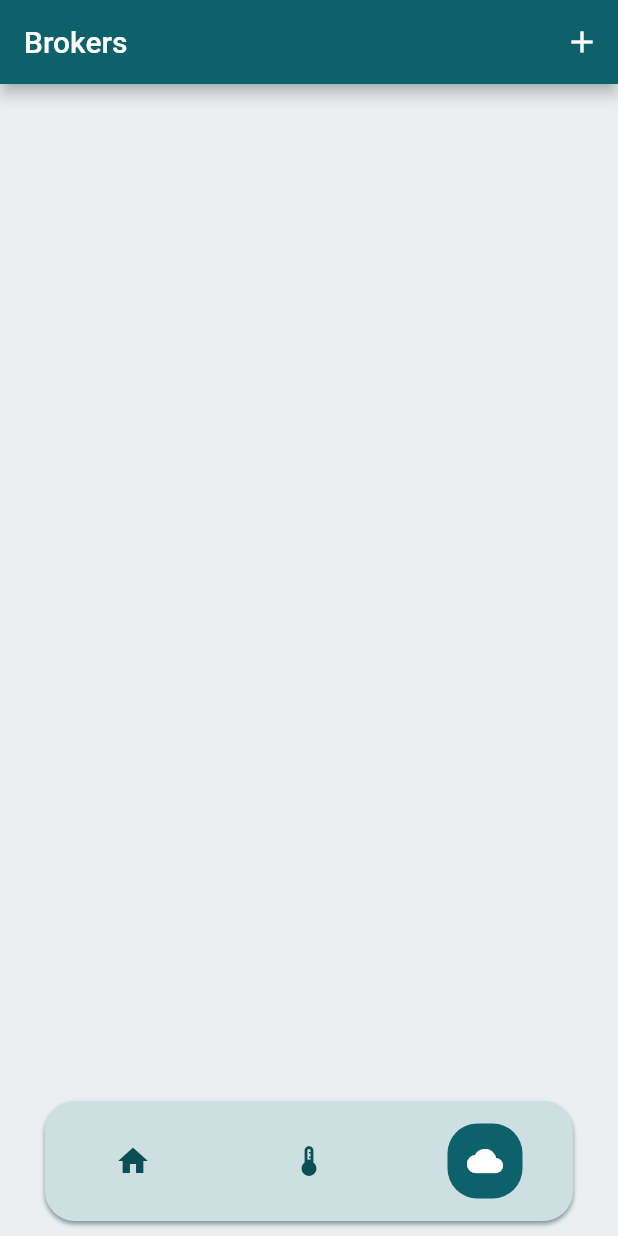
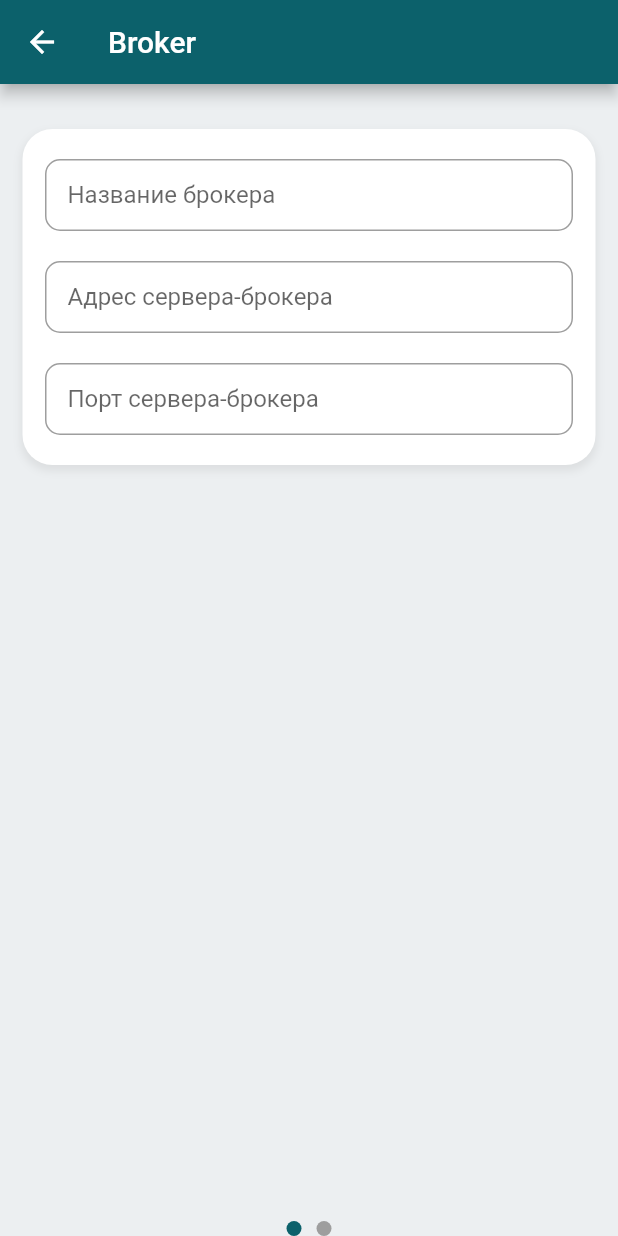
Before and after one commit to yodainferno/kilo_iot, a Flutter app: the screen it shows after launch, item 3 of the bottom bar chosen, after a tap on the "add" icon, on a phone screen of 412 x 824 dp. Run offline on Flutter 3.47's test engine with Material 2 defaults, Android fonts, the phone set to English and light mode, and no system bars; our stand-ins replace dartz, equatable, shared_preferences; missing offline and left inert: mqtt_client.

Commit message:
feat: broker info (scaffolder), mqtt ds

```diff
--- /dev/null
+++ b/lib/core/domain/mqtt_data_source.dart
@@ -0,0 +1,136 @@
+import 'dart:convert';
+import 'dart:math';
+
+import 'package:crypto/crypto.dart';
+import 'package:mqtt_client/mqtt_client.dart';
+import 'package:mqtt_client/mqtt_server_client.dart';
+
+// вернуть экземпляр работы с MQTT соединение
+abstract class MQTTConnectionInt {
+  Future<bool> connect({
+    int? ttl,
+  });
+  bool listenTopics({
+    String? topic,
+    required Function(MqttReceivedMessage<MqttMessage?> data) callBack,
+  });
+  bool disconect();
+  bool get isConnected;
+  bool get isStatusChanging;
+}
+
+class MQTTConnection implements MQTTConnectionInt {
+  late final String address;
+  late final int port;
+  late final String clientId;
+
+  MqttServerClient? client;
+
+  MQTTConnection({
+    required this.address,
+    int? port,
+    String? clientId,
+  }) {
+    this.port = port ?? 1883;
+    this.clientId = clientId ?? _generateClientId();
+    //
+    client = MqttServerClient(address, this.clientId);
+    client?.port = this.port;
+    //
+    _printInfo("""
+\n==============================
+MQTT instance created with:
+address: $address
+port: $port
+client ID: $clientId
+==============================\n
+""");
+  }
+
+  @override
+  Future<bool> connect({
+    int? ttl,
+  }) async {
+    assert(ttl == null || (ttl > 0));
+
+    try {
+      // попытка подключения
+      await client?.connect();
+
+      if (!isConnected) {
+        throw Exception(
+          "Unable to connect, status: ${client?.connectionStatus!.state}",
+        );
+      }
+      if (ttl != null) {
+        Future.delayed(Duration(seconds: ttl), () {
+          disconect();
+        });
+      }
+      return true;
+    } on Exception catch (e) {
+      _printInfo("Connect error: ${e.toString()}");
+      return false;
+    }
+  }
+
+  @override
+  bool listenTopics({
+    String? topic,
+    required Function(MqttReceivedMessage<MqttMessage?>) callBack,
+  }) {
+    if (!isConnected) return false;
+    topic ??= '#';
+
+    client?.subscribe(topic, MqttQos.atMostOnce);
+    _printInfo("Subscribe: $topic");
+    client?.updates!.listen(
+      (List<MqttReceivedMessage<MqttMessage?>>? c) {
+        final data = c![0];
+        callBack(data);
+      },
+    );
+    return true;
+  }
+
+  @override
+  bool disconect() {
+    if (!isConnected) return false;
+    client?.disconnect();
+    _printInfo("Disconected");
+    return true;
+  }
+
+  @override
+  bool get isConnected {
+    return client?.connectionStatus?.state == MqttConnectionState.connected;
+  }
+
+  @override
+  bool get isStatusChanging {
+    return [
+      MqttConnectionState.disconnecting,
+      MqttConnectionState.connecting,
+    ].contains(client?.connectionStatus?.state);
+  }
+
+  _printInfo(String information) {
+    const needPrint = true;
+    if (needPrint) {
+      print(information);
+    }
+  }
+
+  _generateClientId() {
+    // используем дату
+    String date = DateTime.now().toIso8601String();
+
+    // используем случайное число от 1 до 10 миллионов
+    var rand = Random();
+    String randHash = (pow(10, 6) + rand.nextInt(pow(10, 7).toInt())).toString();
+
+    // конвертируем в md5
+    var data = md5.convert(utf8.encode(date + randHash)).toString();
+    return 'KILO-$data';
+  }
+}
--- /dev/null
+++ b/lib/features/brokers/presentation/pages/broker_info_page.dart
@@ -0,0 +1,495 @@
+import 'dart:async';
+import 'dart:convert';
+
+import 'package:flutter/material.dart';
+import 'package:kilo_iot/core/presentation/base_components/information_block.dart';
+import 'package:kilo_iot/core/presentation/base_components/input_widget.dart';
+import 'package:kilo_iot/features/brokers/domain/entities/broker_entity.dart';
+import 'package:mqtt_client/mqtt_client.dart';
+import 'package:intl/intl.dart';
+import 'package:provider/provider.dart';
+
+class BrokerInfoPage extends StatefulWidget {
+  final TTL = 300;
+  final String? brokerId;
+
+  const BrokerInfoPage({this.brokerId, super.key});
+
+  @override
+  BrokerInfoPageState createState() => BrokerInfoPageState();
+}
+
+class BrokerInfoPageState extends State<BrokerInfoPage> {
+  // String? brokerId;
+  // BrokerEntity? brokerData;
+
+  final Map<String, dynamic> formState = {
+    'name': '',
+    'address': '',
+    'port': '',
+  };
+
+  final Map<String, Map<String, String?>> formFields = {
+    'name': {'label': 'Название брокера'},
+    'address': {'label': 'Адрес сервера-брокера'},
+    'port': {'label': 'Порт сервера-брокера'},
+  };
+
+  // MQTTConnection? mqttConnection;
+  // List messagesData = []; // MqttReceivedMessage<MqttMessage?>
+
+  // Timer? _timer;
+  // int _ttlCounter = 0;
+
+  // Map<int, bool> marks = {};
+  // int currentId = 1;
+
+  // BrokerEntity brokerDataFromForm() {
+  //   String name =
+  //       formState['name'].isEmpty ? 'Без названия' : formState['name'];
+  //   String url =
+  //       formState['address'].isEmpty ? 'localhost' : formState['address'];
+  //   int port = 0;
+  //   try {
+  //     port = int.parse(formState['port']);
+  //   } catch (_) {}
+
+  //   formState['name'] = name;
+  //   formState['address'] = url;
+  //   formState['port'] = port.toString();
+
+  //   return BrokerEntity.create(url: url, port: port);
+  // }
+
+  // @override
+  // void initState() {
+  //   super.initState();
+
+  //   brokerId = widget.brokerId;
+  //   if (brokerId != null) {
+  //     final BrokerEntity brokersData =
+  //         Provider.of<BrokerEntity>(context, listen: false);
+
+  //     brokerData = brokersData.brokers[brokerId];
+  //     formState['name'] = brokerData!.name;
+  //     formState['address'] = brokerData!.url;
+  //     formState['port'] = brokerData!.port.toString();
+  //   }
+  // }
+
+  // @override
+  // void dispose() {
+  //   stopTimer();
+  //   super.dispose();
+  // }
+
+  PageController pageController = PageController(initialPage: 0);
+
+  @override
+  void initState() {
+    super.initState();
+    pageController.addListener(_onPageChanged);
+  }
+
+  @override
+  void dispose() {
+    pageController.removeListener(_onPageChanged);
+    super.dispose();
+  }
+
+  void _onPageChanged() {
+    int currentPageTemp = pageController.initialPage;
+    if (pageController.hasClients && pageController.page != null) {
+      currentPageTemp = pageController.page!.round();
+    }
+
+    if (currentPage != currentPageTemp) {
+      setState(() {
+        currentPage = currentPageTemp;
+      });
+    }
+  }
+
+  int currentPage = 0;
+  @override
+  Widget build(BuildContext context) {
+    print('build build');
+    // final BrokersData brokersData =
+    //     Provider.of<BrokersData>(context, listen: true);
+
+    return Scaffold(
+      appBar: AppBar(
+        title: const Text('Broker'),
+      ),
+      body: Stack(
+        children: [
+          PageView(
+            controller: pageController,
+            children: [
+              SingleChildScrollView(
+                padding: const EdgeInsets.symmetric(
+                  vertical: 30.0,
+                  horizontal: 15.0,
+                ),
+                child: Wrap(
+                  runSpacing: 20,
+                  children: [
+                    InformationBlock(
+                      child: Wrap(
+                        runSpacing: 20,
+                        children: [
+                          ...formFields.keys.map(
+                            (fieldKey) {
+                              return InputWidget(
+                                initialValue: formState[fieldKey],
+                                onChanged: (String newValue) {
+                                  setState(() {
+                                    formState[fieldKey] = newValue;
+                                  });
+                                },
+                                //
+                                label: formFields[fieldKey]?['label'],
+                              );
+                            },
+                          ),
+                          const SizedBox(height: 15.0),
+                          // brokerId != null
+                          //     ? Row(
+                          //         children: [
+                          //           Expanded(
+                          //             child: ElevatedButton(
+                          //               style: ElevatedButton.styleFrom(
+                          //                 minimumSize: const Size.fromHeight(40),
+                          //                 backgroundColor: MaterialColorGenerator.from(
+                          //                   const Color.fromARGB(255, 12, 97, 107),
+                          //                 ),
+                          //                 shape: const RoundedRectangleBorder(
+                          //                   borderRadius:
+                          //                       BorderRadius.all(Radius.circular(10.0)),
+                          //                 ),
+                          //               ),
+                          //               onPressed: () {
+                          //                 BrokerData brokerData = brokerDataFromForm();
+                          //                 brokersData.update(brokerId!, brokerData);
+                          //                 this.brokerData = brokerData;
+                          //               },
+                          //               child: const Text('Сохранить'),
+                          //             ),
+                          //           ),
+                          //           const SizedBox(width: 20.0),
+                          //           Expanded(
+                          //             child: ElevatedButton(
+                          //               style: ElevatedButton.styleFrom(
+                          //                 minimumSize: const Size.fromHeight(40),
+                          //                 backgroundColor: Colors.red[900],
+                          //                 shape: const RoundedRectangleBorder(
+                          //                   borderRadius:
+                          //                       BorderRadius.all(Radius.circular(10.0)),
+                          //                 ),
+                          //               ),
+                          //               onPressed: () {
+                          //                 brokersData.delete(brokerId!);
+                          //                 Navigator.pop(context);
+                          //               },
+                          //               child: const Text('Удалить'),
+                          //             ),
+                          //           ),
+                          //         ],
+                          //       )
+                          //     : ElevatedButton(
+                          //         style: ElevatedButton.styleFrom(
+                          //           minimumSize: const Size.fromHeight(40),
+                          //           backgroundColor: MaterialColorGenerator.from(
+                          //             const Color.fromARGB(255, 12, 97, 107),
+                          //           ),
+                          //           shape: const RoundedRectangleBorder(
+                          //             borderRadius:
+                          //                 BorderRadius.all(Radius.circular(10.0)),
+                          //           ),
+                          //         ),
+                          //         onPressed: () {
+                          //           BrokerData brokerData = brokerDataFromForm();
+                          //           brokerId = brokersData.add(brokerDataFromForm());
+                          //           this.brokerData = brokerData;
+                          //         },
+                          //         child: const Text('Сохранить настройки'),
+                          //       ),
+                          // Column(
+                          //   children: [
+                          //     ElevatedButton(
+                          //       style: ElevatedButton.styleFrom(
+                          //           minimumSize: const Size.fromHeight(40),
+                          //           backgroundColor: mqttConnection?.isConnected == true
+                          //               ? Colors.red[900]
+                          //               : MaterialColorGenerator.from(
+                          //                   const Color.fromARGB(255, 12, 97, 107),
+                          //                 ),
+                          //           shape: const RoundedRectangleBorder(
+                          //             borderRadius:
+                          //                 BorderRadius.all(Radius.circular(10.0)),
+                          //           )),
+                          //       onPressed: mqttConnection?.isStatusChanging == true
+                          //           ? null
+                          //           : () async {
+                          //               if (mqttConnection?.isConnected == true) {
+                          //                 mqttConnection?.disconect();
+                          //                 stopTimer();
+                          //                 setState(() {});
+                          //               } else {
+                          //                 mqttConnection = MQTTConnection(
+                          //                   address: formState['address'],
+                          //                   port: int.parse(formState['port']),
+                          //                 );
+                          //                 await mqttConnection?.connect(
+                          //                     ttl: widget.TTL);
+                          //                 mqttConnection?.listenTopics(
+                          //                   callBack: (MqttReceivedMessage<MqttMessage?>
+                          //                       data) {
+                          //                     setState(
+                          //                       () {
+                          //                         messagesData.insert(0, {
+                          //                           'id': currentId,
+                          //                           'data': data,
+                          //                           'created': DateTime
+                          //                               .fromMillisecondsSinceEpoch(
+                          //                                   DateTime.now()
+                          //                                       .millisecondsSinceEpoch),
+                          //                         });
+                          //                         marks[currentId] = false;
+                          //                         currentId++;
+                          //                       },
+                          //                     );
+                          //                   },
+                          //                 );
+                          //                 startTimer();
+                          //                 setState(() {});
+                          //                 // mqtt.disconect();
+                          //               }
+                          //             },
+                          //       child: mqttConnection?.isStatusChanging == true
+                          //           ? const SizedBox(
+                          //               width: 20,
+                          //               height: 20,
+                          //               child: CircularProgressIndicator(
+                          //                 strokeWidth: 3,
+                          //               ),
+                          //             )
+                          //           : Text(
+                          //               mqttConnection?.isConnected == true
+                          //                   ? 'Отключиться сейчас'
+                          //                   : 'Подключиться',
+                          //             ),
+                          //     ),
+                          //     mqttConnection?.isConnected == true
+                          //         ? Container(
+                          //             margin: const EdgeInsets.only(top: 5.0),
+                          //             child: Text(
+                          //               "До автоматического отключения: $_ttlCounter сек.",
+                          //               style: TextStyle(
+                          //                 color: Colors.grey[700],
+                          //                 fontSize: 14.0,
+                          //               ),
+                          //             ),
+                          //           )
+                          //         : messagesData.isNotEmpty
+                          //             ? Container(
+                          //                 margin: const EdgeInsets.only(top: 5.0),
+                          //                 child: ElevatedButton(
+                          //                   style: ElevatedButton.styleFrom(
+                          //                     minimumSize: const Size.fromHeight(40),
+                          //                     backgroundColor: Colors.red[900],
+                          //                     shape: const RoundedRectangleBorder(
+                          //                       borderRadius: BorderRadius.all(
+                          //                           Radius.circular(10.0)),
+                          //                     ),
+                          //                   ),
+                          //                   child: Text(
+                          //                       "Очистить (${messagesData.length})"),
+                          //                   onPressed: () {
+                          //                     setState(() {
+                          //                       messagesData = [];
+                          //                       marks = {};
+                          //                     });
+                          //                   },
+                          //                 ),
+                          //               )
+                          //             : Container(),
+                          //   ],
+                          // ),
+                        ],
+                      ),
+                    ),
+                    //   SizedBox(height: messagesData.isNotEmpty ? 30.0 : 0.0),
+                    //   ...List<Widget>.generate(
+                    //     messagesData.length,
+                    //     (index) {
+                    //       final MqttReceivedMessage<MqttMessage?> messageData =
+                    //           messagesData[index]['data'];
+                    //       final DateTime created = messagesData[index]['created'];
+                    //       final int id = messagesData[index]['id'];
+                    //       final bool isMarked = marks[id] == true;
+
+                    //       String formattedMilliseconds =
+                    //           created.millisecond.toString().padLeft(3, '0');
+
+                    //       return GestureDetector(
+                    //         child: InformationBlock(
+                    //           child: Row(
+                    //             children: [
+                    //               Expanded(
+                    //                 child: Column(
+                    //                   crossAxisAlignment: CrossAxisAlignment.start,
+                    //                   children: [
+                    //                     Text(
+                    //                       '${DateFormat('HH:mm:ss').format(created)}.$formattedMilliseconds',
+                    //                       style: TextStyle(
+                    //                           color: Colors.grey[700], fontSize: 16),
+                    //                     ),
+                    //                     Text(
+                    //                       "Topic: ${messageData.topic}",
+                    //                       style: const TextStyle(fontSize: 16),
+                    //                     ),
+                    //                   ],
+                    //                 ),
+                    //               ),
+                    //               GestureDetector(
+                    //                 child: Icon(
+                    //                   isMarked ? Icons.bookmark : Icons.bookmark_outline,
+                    //                   color: const Color.fromARGB(255, 12, 97, 107),
+                    //                 ),
+                    //                 onTap: () {
+                    //                   setState(() {
+                    //                     marks[id] = !isMarked;
+                    //                   });
+                    //                 },
+                    //               )
+                    //             ],
+                    //           ),
+                    //         ),
+                    //         onTap: () {
+                    //           final recMess = messageData.payload as MqttPublishMessage;
+                    //           final jsonDataString =
+                    //               MqttPublishPayload.bytesToStringAsString(
+                    //                   recMess.payload.message);
+
+                    //           JsonTreeViewStore jsonTreeViewStore =
+                    //               Provider.of<JsonTreeViewStore>(context, listen: false);
+
+                    //           Map jsonData = {};
+                    //           try {
+                    //             jsonData = json.decode(jsonDataString);
+                    //           } catch (_) {}
+                    //           if (jsonTreeViewStore.topic != messageData.topic) {
+                    //             jsonTreeViewStore.jsonData = jsonData;
+                    //             jsonTreeViewStore.topic = messageData.topic;
+                    //             jsonTreeViewStore.broker = {
+                    //               'url': formState['address'],
+                    //               'port': formState['port'],
+                    //             };
+                    //           }
+
+                    //           Navigator.push(
+                    //               context,
+                    //               MaterialPageRoute(
+                    //                   builder: (context) => const JsonTreeViewWidget()));
+                    //         },
+                    //       );
+                    //     },
+                    //   ),
+                  ],
+                ),
+              ),
+              SingleChildScrollView(
+                  padding: const EdgeInsets.symmetric(
+                    vertical: 30.0,
+                    horizontal: 15.0,
+                  ),
+                  child: Wrap(
+                      runSpacing: 20,
+                      children: List.generate(
+                          50,
+                          (index) => InformationBlock(
+                              child: Text("index: ${index}")))))
+            ],
+          ),
+          Align(
+            alignment: Alignment.bottomCenter,
+            child: SafeArea(
+              child: Padding(
+                padding: const EdgeInsets.symmetric(
+                  horizontal: 40.0,
+                ),
+                child: PageIndicatorWidget(
+                  currentPage: currentPage,
+                  totalPages: 2,
+                ),
+              ),
+            ),
+          ),
+        ],
+      ),
+    );
+  }
+
+  // void startTimer() {
+  //   _ttlCounter = widget.TTL;
+  //   const oneSec = Duration(seconds: 1);
+  //   _timer = Timer.periodic(
+  //     oneSec,
+  //     (Timer timer) {
+  //       setState(() {
+  //         if (_ttlCounter <= 0) {
+  //           timer.cancel();
+  //         } else {
+  //           _ttlCounter--;
+  //         }
+  //       });
+  //     },
+  //   );
+  // }
+
+  // void stopTimer() {
+  //   if (_timer != null) {
+  //     _timer!.cancel();
+  //   }
+  // }
+}
+
+class PageIndicatorWidget extends StatelessWidget {
+  final int currentPage;
+  final int totalPages;
+
+  final Color activeColor;
+  final Color inactiveColor;
+
+  const PageIndicatorWidget({
+    super.key,
+    required this.currentPage,
+    required this.totalPages,
+    this.activeColor = const Color.fromARGB(255, 12, 97, 107),
+    this.inactiveColor = Colors.grey,
+  });
+
+  @override
+  Widget build(BuildContext context) {
+    List<Widget> indicators = [];
+    for (int i = 0; i < totalPages; i++) {
+      indicators.add(
+        Container(
+          width: 10.0,
+          height: 10.0,
+          margin: const EdgeInsets.symmetric(horizontal: 5.0),
+          decoration: BoxDecoration(
+            borderRadius: const BorderRadius.all(Radius.circular(10.0)),
+            color: i == currentPage ? activeColor : inactiveColor,
+          ),
+        ),
+      );
+    }
+
+    return Row(
+      mainAxisAlignment: MainAxisAlignment.center,
+      children: indicators,
+    );
+  }
+}
--- a/lib/features/brokers/presentation/pages/brokers_list_page.dart
+++ b/lib/features/brokers/presentation/pages/brokers_list_page.dart
@@ -1,6 +1,7 @@
 import 'package:flutter/material.dart';
 import 'package:kilo_iot/core/presentation/base_components/information_block.dart';
 import 'package:kilo_iot/features/brokers/domain/entities/broker_entity.dart';
+import 'package:kilo_iot/features/brokers/presentation/pages/broker_info_page.dart';
 import 'package:kilo_iot/features/brokers/presentation/storages/brokers_list_storage.dart';
 import 'package:provider/provider.dart';
 
@@ -25,12 +26,12 @@ class _BrokersListPageState extends State<BrokersListPage> {
         actions: [
           IconButton(
             onPressed: () {
-              // Navigator.push(
-              //   context,
-              //   MaterialPageRoute(
-              //     builder: (context) => const BrokerInfoPage(),
-              //   ),
-              // );
+              Navigator.push(
+                context,
+                MaterialPageRoute(
+                  builder: (context) => const BrokerInfoPage(),
+                ),
+              );
             },
             icon: const Icon(Icons.add),
           ),
```
